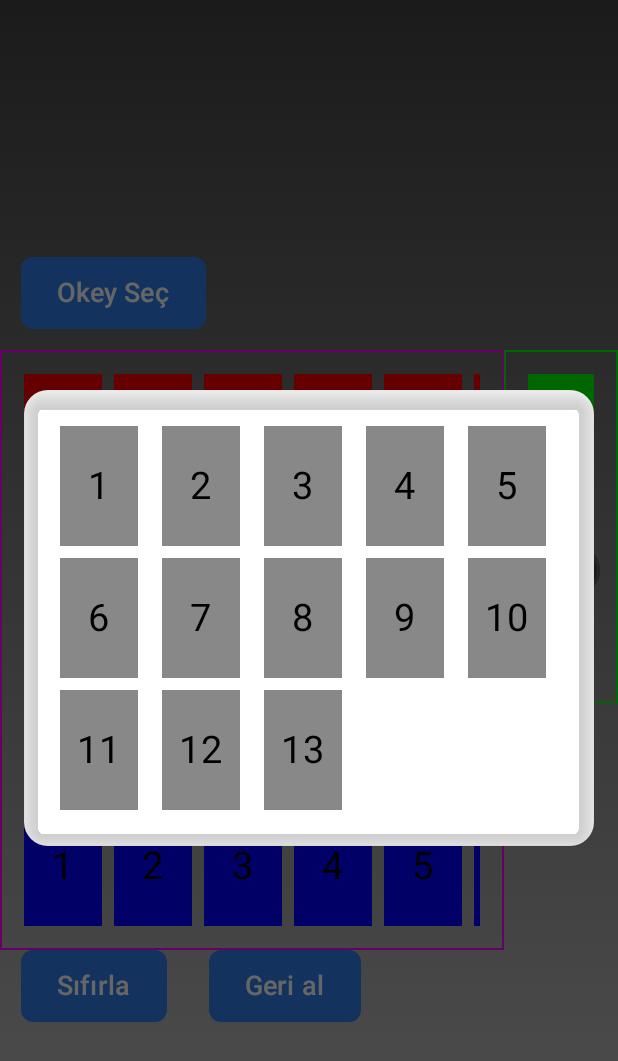
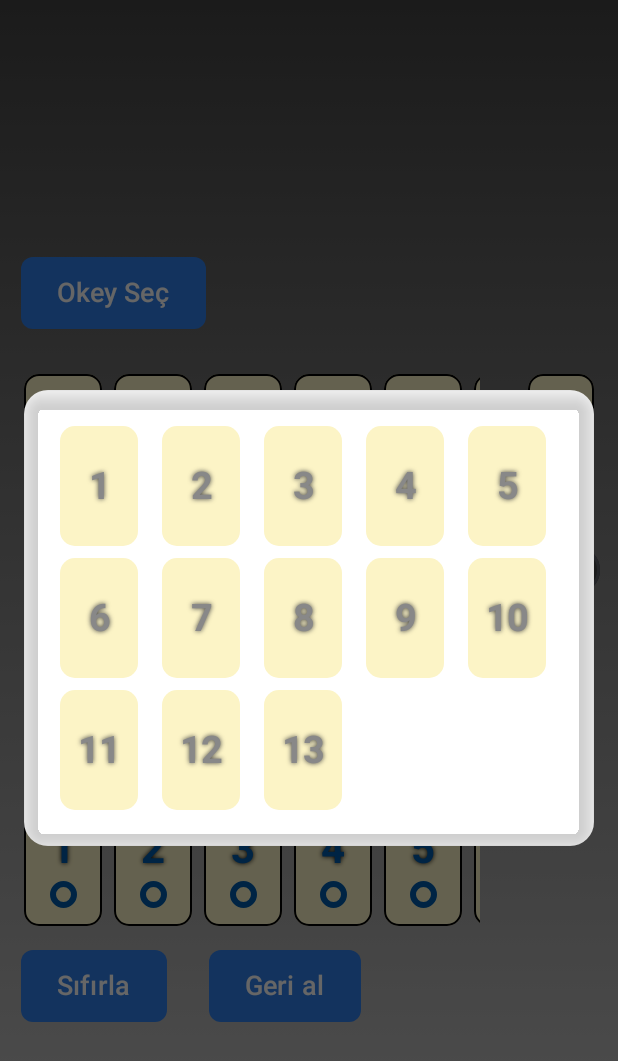
Before and after one commit to meftun1/101OkeyPuanSayici, an Android app built with Jetpack Compose: the screen it shows after launch (MainActivity), after a tap on "Okey Seç", on a phone screen of 412 x 824 dp. Shown: the top 1061 px of the screen. Run offline under Robolectric (Android 15) with nearby library versions, the phone set to English and light mode, and no system bars.

Commit message:
Görsel iyileştirmeler yapıldı. Taş oluşturma modüler hale getirilmeden önceki versiyon

```diff
--- a/app/build.gradle.kts
+++ b/app/build.gradle.kts
@@ -58,6 +58,7 @@ dependencies {
     debugImplementation(libs.androidx.ui.tooling)
     debugImplementation(libs.androidx.ui.test.manifest)
     implementation("org.jetbrains.kotlinx:kotlinx-serialization-json:1.8.0")
+    implementation("io.coil-kt:coil-compose:2.6.0")
    // implementation(libs.kotlinx-serialization.json)
 }
 /*
--- a/app/src/main/java/com/example/a101okeypuansayici/MainActivity.kt
+++ b/app/src/main/java/com/example/a101okeypuansayici/MainActivity.kt
@@ -1,8 +1,12 @@
 package com.example.a101okeypuansayici
+
 import android.os.Bundle
+import android.util.Log
+import android.widget.Toast
 import androidx.activity.ComponentActivity
 import androidx.activity.compose.setContent
 import androidx.activity.enableEdgeToEdge
+import androidx.compose.foundation.Image
 import androidx.compose.foundation.background
 import androidx.compose.foundation.border
 import androidx.compose.foundation.clickable
@@ -19,9 +23,12 @@ import androidx.compose.foundation.layout.padding
 import androidx.compose.foundation.layout.size
 import androidx.compose.foundation.layout.width
 import androidx.compose.foundation.layout.wrapContentHeight
+import androidx.compose.foundation.lazy.LazyColumn
 import androidx.compose.foundation.lazy.grid.GridCells
 import androidx.compose.foundation.lazy.grid.LazyVerticalGrid
+import androidx.compose.foundation.lazy.items
 import androidx.compose.foundation.rememberScrollState
+import androidx.compose.foundation.shape.CircleShape
 import androidx.compose.foundation.shape.RoundedCornerShape
 import androidx.compose.foundation.verticalScroll
 import androidx.compose.material3.Button
@@ -41,6 +48,11 @@ import androidx.compose.runtime.*
 import androidx.compose.ui.draw.clip
 import androidx.compose.ui.draw.shadow
 import androidx.compose.ui.graphics.Brush
+import androidx.compose.ui.graphics.Shadow
+import androidx.compose.ui.platform.LocalContext
+import androidx.compose.ui.res.painterResource
+import androidx.compose.ui.text.TextStyle
+import androidx.compose.ui.text.font.FontWeight
 import androidx.compose.ui.unit.dp
 import androidx.compose.ui.unit.sp
 import androidx.compose.ui.window.Dialog
@@ -50,6 +62,7 @@ import androidx.navigation.compose.composable
 import androidx.navigation.compose.rememberNavController
 import com.example.a101okeypuansayici.ui.theme._101OkeyPuanSayiciTheme
 import kotlinx.serialization.Serializable
+
 class MainActivity : ComponentActivity() {
     override fun onCreate(savedInstanceState: Bundle?) {
         super.onCreate(savedInstanceState)
@@ -67,19 +80,24 @@ object PuanHesaplamaEkrani
 
 data class Tas(var renk: String, var sayi: Int)
 
+data class Isteka(var eldekiTaslar: MutableList<Tas>, var puan: Int)
+
 @Composable
 fun NavYoneticisi() {
     val navController = rememberNavController()
-    var ciftMiGidiyor by remember { mutableStateOf(false) }
-    var okey by remember { mutableStateOf(Tas("",-1))}
     NavHost(
         navController = navController,
         startDestination = PuanHesaplamaEkrani
     )
     {
         composable<PuanHesaplamaEkrani> {
+            val context = LocalContext.current
+            var ciftMiGidiyor by remember { mutableStateOf(false) }
+            var okey by remember { mutableStateOf(Tas("", -1)) }
+            var sahteOkey by remember { mutableStateOf(Tas(okey.renk, (okey.sayi + 1))) }
             var okeySec by remember { mutableStateOf(false) }
             var okeyiGoster by remember { mutableStateOf(false) }
+            var isteka by remember { mutableStateOf(Isteka(eldekiTaslar = mutableStateListOf(), 0)) }
             Column(
                 horizontalAlignment = Alignment.Start,
                 verticalArrangement = Arrangement.Center,
@@ -91,19 +109,42 @@ fun NavYoneticisi() {
                 //Okeyin gösterileceği kutu
                 Box(contentAlignment = Alignment.Center,
                     modifier = Modifier
-                        .padding(14.dp,14.dp,14.dp,0.dp)
+                        .padding(14.dp, 14.dp, 14.dp, 0.dp)
                         .width(52.dp)
-                        .height(if (okey.sayi!=-1)80.dp else 0.dp)
+                        .height(if (okey.sayi != -1) 80.dp else 0.dp)
                         .background(
-                            color = if (okey.renk =="Kırmızı") Color.Red
-                            else if (okey.renk =="Sarı") Color.Yellow
-                            else if (okey.renk =="Siyah") Color.Black
-                            else Color.Blue
-                        )
-                        .clickable { }
+                            shape = RoundedCornerShape(10.dp),
+                            color = Color(252, 244, 198))
+                        .border(1.dp, Color.Black, RoundedCornerShape(10.dp))
+                )
+                {
+                    Text(
+                        style = TextStyle(shadow = Shadow(Color.Black, blurRadius = 4f)),
+                        color = if (okey.renk == "Kırmızı") Color(158, 21, 31)
+                        else if (okey.renk == "Sarı") Color(252, 158, 60)
+                        else if (okey.renk == "Siyah") Color.Black
+                        else Color(0, 91, 170),
+                        fontSize = 28.sp,
+                        fontWeight = FontWeight.Bold,
+                        modifier = Modifier
+                            .align(Alignment.TopCenter)
+                            .padding(top = 12.dp),
+                        text = okey.sayi.toString()
+                    )
 
-                ) {
-                    Text(text = okey.sayi.toString(), fontSize = 25.sp)
+                    Box(
+                        modifier = Modifier
+                            .padding(bottom = 12.dp)
+                            .border(
+                                4.dp,
+                                if (okey.renk == "Kırmızı") Color(158, 21, 31)
+                                else if (okey.renk == "Sarı") Color(252, 158, 60)
+                                else if (okey.renk == "Siyah") Color.Black
+                                else Color(0, 91, 170), shape = CircleShape
+                            )
+                            .align(Alignment.BottomCenter)
+                            .size(18.dp),
+                    ) {}
                 }
                 //Okey seçme tuşu
                 Button(
@@ -116,14 +157,16 @@ fun NavYoneticisi() {
                     shape = RoundedCornerShape(8.dp),
                     onClick = {
                         okeySec = true
-                        okeyiGoster=true
+                        okeyiGoster = true
                     })
                 {
                     Text(text = "Okey Seç", color = Color.White, fontSize = 18.sp)
                 }
                 if (okeySec) {
-                    val (izin,secilenOkeyTasi)=OkeyDiyalogSayi(onDismiss = { okeySec = false })
-                    okey=secilenOkeyTasi
+                    val (izin, secilenOkeyTasi) = OkeyDiyalogSayi(onDismiss = { okeySec = false })
+                    okey = secilenOkeyTasi
+                    sahteOkey.renk = okey.renk
+                    sahteOkey.sayi = okey.sayi
                     okeySec = izin
 
                 }
@@ -132,56 +175,97 @@ fun NavYoneticisi() {
                     //Renkli taşlar
                     Column(
                         modifier = Modifier
-                            .border(1.dp, color = Color.Magenta)
                             .padding(16.dp, 16.dp, 16.dp, 0.dp)
                             .fillMaxWidth(0.8f)) {
                         for (renkler in 1..4) {
                             Row(modifier = Modifier
                                 .horizontalScroll(rememberScrollState())
                             ) {
-                                for (tasSayisi in 1..13) {
+                                for (tasNumarasi in 1..13) {
+                                    var renk=if (renkler == 1) "Kırmızı"
+                                    else if (renkler == 2) "Sarı"
+                                    else if (renkler == 3) "Siyah"
+                                    else "Mavi"
+                                    var olusanTas by remember{ mutableStateOf(Tas(renk,tasNumarasi))}
                                     Box(contentAlignment = Alignment.Center,
                                         modifier = Modifier
-                                            .padding(end = 8.dp)
-                                            .width(52.dp)
-                                            .height(80.dp)
                                             .testTag(
                                                 tag = if (renkler == 1) "Kırmızı"
                                                 else if (renkler == 2) "Sarı"
                                                 else if (renkler == 3) "Siyah"
                                                 else "Mavi"
                                             )
-                                            .background(
-                                                color = if (renkler == 1) Color.Red
-                                                else if (renkler == 2) Color.Yellow
-                                                else if (renkler == 3) Color.Black
-                                                else Color.Blue
+                                            .padding(end = 8.dp)
+                                            .width(52.dp)
+                                            .height(80.dp)
+                                            .background(shape = RoundedCornerShape(10.dp),
+                                                color = Color(252, 244, 198)
                                             )
-                                            .clickable { }
+                                            .border(1.dp, Color.Black, RoundedCornerShape(10.dp))
+                                            .clickable {
+                                                if (isteka.eldekiTaslar.size < 5) {
+                                                    isteka.eldekiTaslar.add(olusanTas)
+                                                    Log.println(Log.INFO, "ismet", isteka.eldekiTaslar.size.toString() + ". taş seçildi")
+                                                    Log.println(Log.INFO, "ismet", isteka.eldekiTaslar.last().sayi.toString())
+                                                    Log.println(Log.INFO, "ismet", isteka.eldekiTaslar.last().renk)
+                                                    Log.println(Log.INFO, "ismet", "--------------------------------")
+                                                } else {
+                                                    Log.println(Log.INFO, "ismet", "İSTEKA DOLDU")
+                                                }
+                                            }
+                                    ) {
 
-                                    ) {
-                                        Text(text = tasSayisi.toString(), fontSize = 25.sp)
+                                        Text(
+                                            text = tasNumarasi.toString(),
+                                            style = TextStyle(shadow = Shadow(Color.Black, blurRadius = 4f)),
+                                            color = if (renkler == 1) Color(158, 21, 31)
+                                            else if (renkler == 2) Color(252, 158, 60)
+                                            else if (renkler == 3) Color.Black
+                                            else Color(0, 91, 170),
+                                            fontSize = 28.sp,
+                                            fontWeight = FontWeight.Bold,
+                                            modifier = Modifier
+                                                .align(Alignment.TopCenter)
+                                                .padding(top = 12.dp))
+
+                                        Box(
+                                            modifier = Modifier
+                                                .padding(bottom = 12.dp)
+                                                .border(
+                                                    4.dp,
+                                                    if (renkler == 1) Color(158, 21, 31)
+                                                    else if (renkler == 2) Color(252, 158, 60)
+                                                    else if (renkler == 3) Color.Black
+                                                    else Color(0, 91, 170), shape = CircleShape
+                                                )
+                                                .align(Alignment.BottomCenter)
+                                                .size(18.dp),
+                                        ) {}
                                     }
                                 }
                             }
                             Spacer(modifier = Modifier.height(16.dp))
                         }
                     }
-                    //Sağ panel çakmalar ve çifte
+                    //Sağ panel çakma ve çifte
                     Column(modifier = Modifier
-                        .border(1.dp, Color.Green)
                         .padding(16.dp),
                         verticalArrangement = Arrangement.Center
                     ) {
                         Box(contentAlignment = Alignment.Center,
                             modifier = Modifier
+                                .testTag("Çakma")
                                 .width(52.dp)
                                 .height(80.dp)
-                                .testTag("Çakma")
-                                .background(Color.Green)
-                                .clickable { }
+                                .background(shape = RoundedCornerShape(10.dp),
+                                    color = Color(252, 244, 198)
+                                )
+                                .border(1.dp, Color.Black, RoundedCornerShape(10.dp))
+                                .clickable { Toast.makeText(context, sahteOkey.renk + sahteOkey.sayi, Toast.LENGTH_SHORT).show() }
                         ) {
-                            Text(text = "Çakma", fontSize = 25.sp)
+
+                            Image(painter = painterResource(id = R.drawable.sahteokey),
+                                contentDescription = "sahte okey", modifier = Modifier.size(30.dp))
                         }
                         Spacer(modifier = Modifier.height(25.dp))
                         Switch(checked = ciftMiGidiyor,
@@ -195,8 +279,6 @@ fun NavYoneticisi() {
                             )
                         )
                         Text(text = "Çifte Git")
-                        // }
-
                     }
                 }
                 //tuşlar geri al sıfırla
@@ -228,17 +310,22 @@ fun NavYoneticisi() {
                 }
             }
             Box {//Seçili taşlar kalan puan yanda gösterilebilir
-             }
+                LazyColumn {
+                    items(isteka.eldekiTaslar){ tas->
+
+                    }
+                }
+            }
         }
     }
 }
 
 @Composable
-fun OkeyDiyalogSayi(onDismiss: () -> Unit): Pair<Boolean,Tas> {
+fun OkeyDiyalogSayi(onDismiss: () -> Unit): Pair<Boolean, Tas> {
     var okeySayisiSecildiMi by remember { mutableStateOf(false) }
-    var gonderilmeyeHazir by remember{ mutableStateOf(false)}
-    var seciliSayi by remember{ mutableStateOf(-1)}
-    var hazirTas by remember{mutableStateOf(Tas("",-1))}
+    var gonderilmeyeHazir by remember { mutableStateOf(false) }
+    var seciliSayi by remember { mutableStateOf(-1) }
+    var hazirTas by remember { mutableStateOf(Tas("", -1)) }
     Dialog(
         onDismissRequest = onDismiss,
         properties = DialogProperties(dismissOnClickOutside = true)
@@ -248,7 +335,7 @@ fun OkeyDiyalogSayi(onDismiss: () -> Unit): Pair<Boolean,Tas> {
                 .width(380.dp)
                 .wrapContentHeight()
                 .clip(RoundedCornerShape(16.dp))
-                .background(Color.White)
+                .background(color = Color.White)
                 .shadow(8.dp, RoundedCornerShape(16.dp)) // Gölge efekti
                 .padding(16.dp)
         ) {
@@ -266,22 +353,28 @@ fun OkeyDiyalogSayi(onDismiss: () -> Unit): Pair<Boolean,Tas> {
                                 .padding(end = 8.dp)
                                 .width(52.dp)
                                 .height(80.dp)
-                                .background(color = Color.Gray)
+                                .background(shape = RoundedCornerShape(10.dp),
+                                    color = Color(252, 244, 198)
+                                )
                                 .clickable {
                                     okeySayisiSecildiMi = true
                                     seciliSayi = (index + 1)
                                 }
                         ) {
-                            Text(text = (index + 1).toString(), fontSize = 25.sp)
+                            Text(text = (index + 1).toString(),
+                                color=Color.Gray,
+                                style = TextStyle(shadow = Shadow(Color.DarkGray, blurRadius = 4f)),
+                                fontSize = 25.sp,
+                                fontWeight = FontWeight.Bold)
                         }
                     }
                 }
                 //joker sayısının seçilmesiyle beraber renk seçilmesine geçiş yapılır
                 if (okeySayisiSecildiMi) {
                     //renk seçildikten sonra buraya false değeri döndürür ve bu false değeri diyaloğun kapatılmaya uygun olduğunu belirtir
-                    val(izin,gelenTas)=OkeyDiyalogRenk(onDismiss = { okeySayisiSecildiMi = false }, seciliSayi = seciliSayi)
+                    val (izin, gelenTas) = OkeyDiyalogRenk(onDismiss = { okeySayisiSecildiMi = false }, seciliSayi = seciliSayi)
                     okeySayisiSecildiMi = izin
-                    hazirTas=gelenTas
+                    hazirTas = gelenTas
                     //eğer renk seçilmeden seçim kapatılırsa diyaloğun kapatılmasını önler
                     gonderilmeyeHazir = if (!okeySayisiSecildiMi) true
                     else false
@@ -290,15 +383,14 @@ fun OkeyDiyalogSayi(onDismiss: () -> Unit): Pair<Boolean,Tas> {
         }
     }
     //sayı ve renk seçildiyse false döndürür bu sayede joker için  sayı seçme diyaloğu da kapatılır
-    if (gonderilmeyeHazir) return Pair(okeySayisiSecildiMi,hazirTas)
-
-    else return Pair(!gonderilmeyeHazir,hazirTas)
+    if (gonderilmeyeHazir) return Pair(okeySayisiSecildiMi, hazirTas)
+    else return Pair(!gonderilmeyeHazir, hazirTas)
 
 }
 
 @Composable
-fun OkeyDiyalogRenk(onDismiss: () -> Unit, seciliSayi: Int): Pair<Boolean,Tas> {
-    var secilenOkey by remember{ mutableStateOf(Tas("",-1))}
+fun OkeyDiyalogRenk(onDismiss: () -> Unit, seciliSayi: Int): Pair<Boolean, Tas> {
+    var secilenOkey by remember { mutableStateOf(Tas("", -1)) }
     var renkSecmedim by remember { mutableStateOf(true) }
     Dialog(
         onDismissRequest = onDismiss,
@@ -326,22 +418,22 @@ fun OkeyDiyalogRenk(onDismiss: () -> Unit, seciliSayi: Int): Pair<Boolean,Tas> {
                             .padding(end = 8.dp)
                             .width(52.dp)
                             .height(80.dp)
-                            .background(color = if (index == 0) Color.Red
-                            else if (index == 1) Color.Yellow
+                            .background(shape = RoundedCornerShape(10.dp), color = if (index == 0) Color(158, 21, 31)
+                            else if (index == 1) Color(252, 158, 60)
                             else if (index == 2) Color.Black
-                            else Color.Blue)
+                            else Color(0, 91, 170))
                             .clickable {
                                 renkSecmedim = false
-                                secilenOkey.renk=if (index == 0) "Kırmızı"
+                                secilenOkey.renk = if (index == 0) "Kırmızı"
                                 else if (index == 1) "Sarı"
                                 else if (index == 2) "Siyah"
                                 else "Mavi"
-                                secilenOkey.sayi=seciliSayi
+                                secilenOkey.sayi = seciliSayi
                             }
                     )
                 }
             }
         }
     }
-    return Pair(renkSecmedim,secilenOkey)
+    return Pair(renkSecmedim, secilenOkey)
 }
```
Also changed, not shown: app/src/main/res/drawable/sahteokey.png (added).
